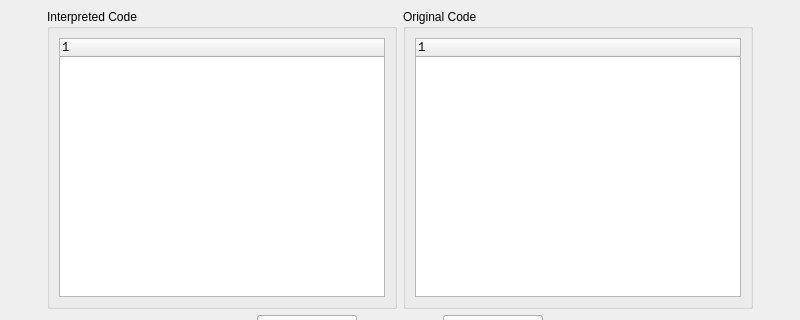
Before: the Qt Designer form mainwindow.ui in jschoeny/BeginnerPythonVisualizer, drawn with Qt 5; both pictures show x 0 to 800 and y 0 to 320 of the 800 by 600 pixel window.
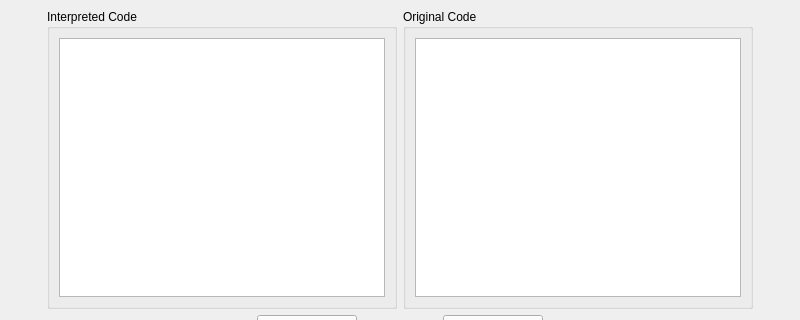
After: the same form once the commit is applied.

Commit message: Improve look of code browser

What changed in the file:
```diff
--- a/mainwindow.ui
+++ b/mainwindow.ui
@@ -44,6 +44,9 @@
         <layout class="QVBoxLayout" name="verticalLayout">
          <item>
           <widget class="QTreeWidget" name="interpretedCode">
+           <property name="enabled">
+            <bool>true</bool>
+           </property>
            <property name="font">
             <font>
              <family>Courier New</family>
@@ -52,6 +55,24 @@
            <property name="verticalScrollMode">
             <enum>QAbstractItemView::ScrollPerItem</enum>
            </property>
+           <property name="indentation">
+            <number>0</number>
+           </property>
+           <property name="rootIsDecorated">
+            <bool>false</bool>
+           </property>
+           <property name="itemsExpandable">
+            <bool>true</bool>
+           </property>
+           <property name="headerHidden">
+            <bool>true</bool>
+           </property>
+           <property name="expandsOnDoubleClick">
+            <bool>false</bool>
+           </property>
+           <attribute name="headerVisible">
+            <bool>false</bool>
+           </attribute>
            <column>
             <property name="text">
              <string/>
@@ -81,6 +102,9 @@
         <layout class="QVBoxLayout" name="verticalLayout_2">
          <item>
           <widget class="QTreeWidget" name="actualCode">
+           <property name="enabled">
+            <bool>true</bool>
+           </property>
            <property name="font">
             <font>
              <family>Courier New</family>
@@ -89,6 +113,24 @@
            <property name="verticalScrollMode">
             <enum>QAbstractItemView::ScrollPerItem</enum>
            </property>
+           <property name="indentation">
+            <number>0</number>
+           </property>
+           <property name="rootIsDecorated">
+            <bool>false</bool>
+           </property>
+           <property name="itemsExpandable">
+            <bool>true</bool>
+           </property>
+           <property name="headerHidden">
+            <bool>true</bool>
+           </property>
+           <property name="expandsOnDoubleClick">
+            <bool>false</bool>
+           </property>
+           <attribute name="headerVisible">
+            <bool>false</bool>
+           </attribute>
            <column>
             <property name="text">
              <string/>
```
Left out of the diff: 18 changed lines with no effect on the pictures. The commit also changes 2 other files.
